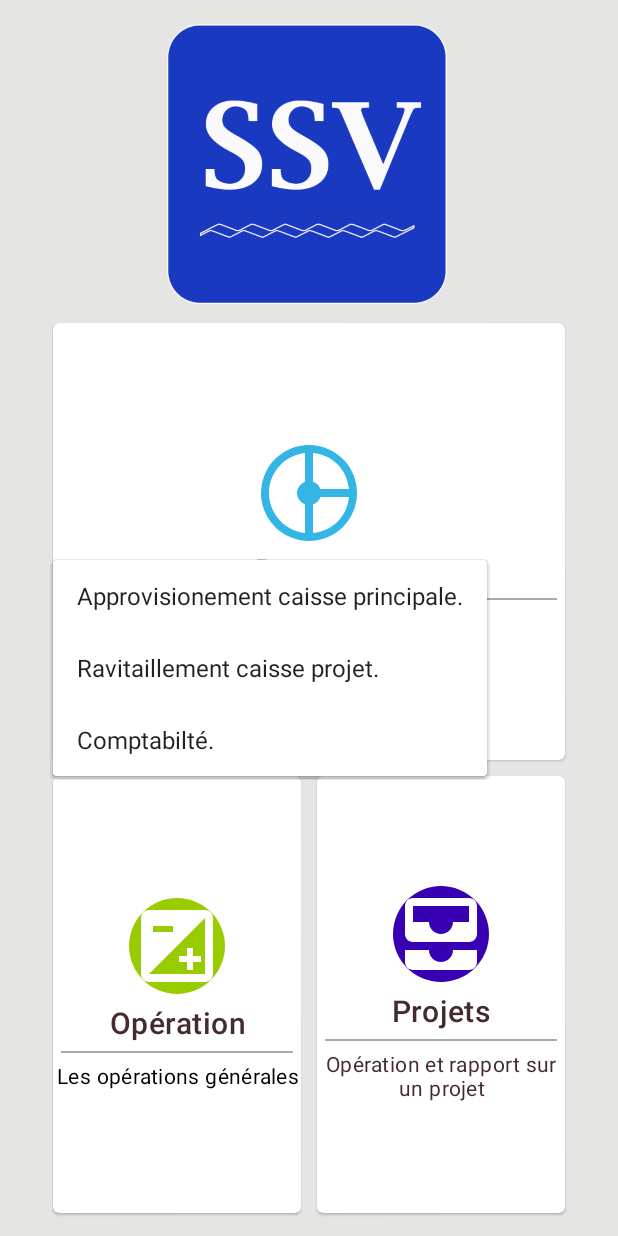
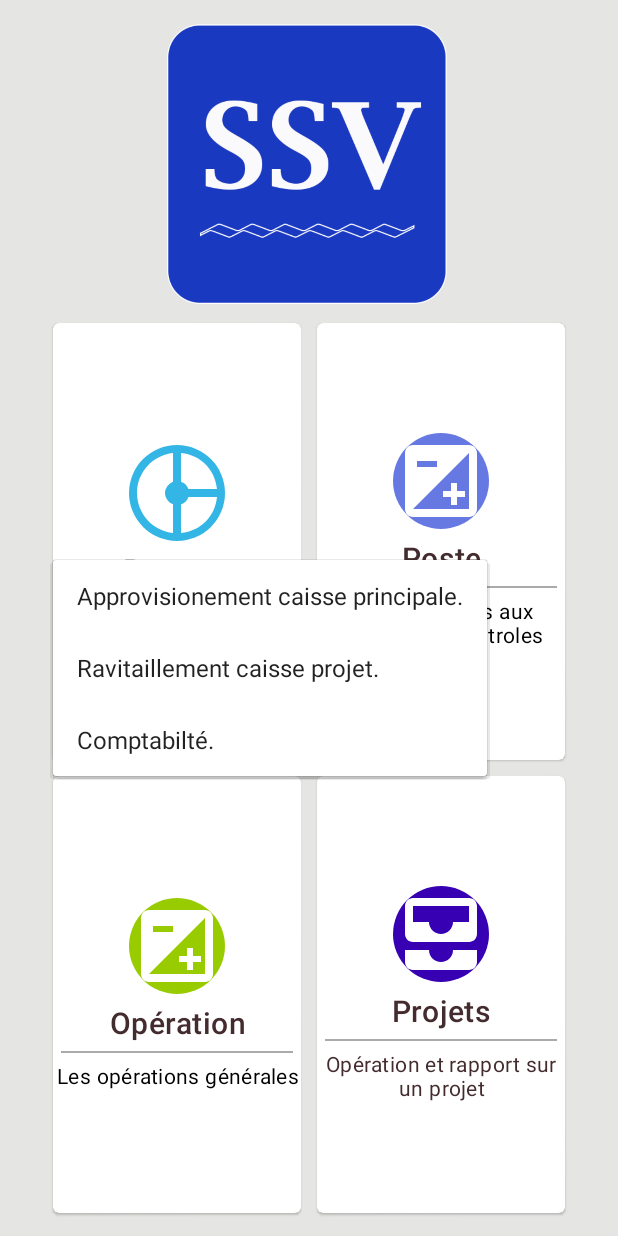
Before and after one commit to yanjulio/SSVProject, an Android app: the Menus_All screen opened directly, with no data from a screen before it, after a tap on "Opération", on a phone screen of 412 x 824 dp. Run offline under Robolectric (Android 15) with nearby library versions, the phone set to English and light mode, and no system bars; our stand-ins replace Room's generated code; 1 statement that could not run was skipped.

Commit message:
Mise à jour

```diff
--- a/SSVAPP/app/src/main/java/com/soft/ssvapp/Fragment_Menu/Fill_Projects/ProjectFagment/Ligne_Adapter.java
+++ b/SSVAPP/app/src/main/java/com/soft/ssvapp/Fragment_Menu/Fill_Projects/ProjectFagment/Ligne_Adapter.java
@@ -122,7 +122,7 @@ public class Ligne_Adapter extends BaseAdapter {
                         if (from_activity.equals("Nouveau"))
                         {
                             Nouveau_Projet nouveau_projet = (Nouveau_Projet)context;
-                            nouveau_projet.deleteLigne(entity_ligne);
+                            nouveau_projet.deleteLigne(position);
                         }
                         else
                         {
--- a/SSVAPP/app/src/main/java/com/soft/ssvapp/Fragment_Menu/Navigation/Menus_All.java
+++ b/SSVAPP/app/src/main/java/com/soft/ssvapp/Fragment_Menu/Navigation/Menus_All.java
@@ -50,6 +50,7 @@ public class Menus_All extends AppCompatActivity implements PopupMenu.OnMenuItem
     LinearLayout linearLayout_rapport;
     LinearLayout linearLayout_projet;
     LinearLayout linearLayout_operation_generales;
+    LinearLayout linearLayout_poste_controle;
     SharedPreferences prefs;
     String niveauUtilisateur = null;
     String username = null;
@@ -78,6 +79,7 @@ public class Menus_All extends AppCompatActivity implements PopupMenu.OnMenuItem
         linearLayout_projet = findViewById(R.id.linear_projet);
         linearLayout_rapport = findViewById(R.id.linear_rapport);
         linearLayout_operation_generales = findViewById(R.id.linear_operation);
+        linearLayout_poste_controle = findViewById(R.id.linear_poste_controle);
         progressBar = findViewById(R.id.progress_bar_menu_all);
 
 //        Toast.makeText(Menus_All.this, "Niveau utilisteur :" + niveauUtilisateur, Toast.LENGTH_LONG).show();
@@ -137,6 +139,28 @@ public class Menus_All extends AppCompatActivity implements PopupMenu.OnMenuItem
                 PopupMenu popupMenu_operation = new PopupMenu(Menus_All.this, v);
                 popupMenu_operation.setOnMenuItemClickListener(Menus_All.this);
                 popupMenu_operation.inflate(R.menu.menu_operation);
+                popupMenu_operation.show();
+                if (niveauUtilisateur.equals("UTILISATEUR"))
+                {
+                    MenuItem menuItem_comptabilite =
+                            popupMenu_operation.getMenu().findItem(R.id.item_comptabilite_operation);
+                    menuItem_comptabilite.setVisible(false);
+                    MenuItem menuItem_ravitaement  =
+                            popupMenu_operation.getMenu().findItem(R.id.item_ravitaement_operation);
+                    menuItem_ravitaement.setVisible(false);
+                    MenuItem menuItem_approvisionement =
+                            popupMenu_operation.getMenu().findItem(R.id.item_approvisionement_operation);
+                    menuItem_approvisionement.setVisible(false);
+                }
+            }
+        });
+
+        linearLayout_poste_controle.setOnClickListener(new View.OnClickListener() {
+            @Override
+            public void onClick(View v) {
+                PopupMenu popupMenu_operation = new PopupMenu(Menus_All.this, v);
+                popupMenu_operation.setOnMenuItemClickListener(Menus_All.this);
+                popupMenu_operation.inflate(R.menu.menu_poste_controle);
                 popupMenu_operation.show();
                 if (niveauUtilisateur.equals("UTILISATEUR"))
                 {
--- a/SSVAPP/app/src/main/java/com/soft/ssvapp/Fragment_Menu/Navigation/Projects.java
+++ b/SSVAPP/app/src/main/java/com/soft/ssvapp/Fragment_Menu/Navigation/Projects.java
@@ -206,17 +206,17 @@ public class Projects extends AppCompatActivity {
                             switch (response.code())
                             {
                                 case 404:
-                                    Toast.makeText(Projects.this, "server not found",  Toast.LENGTH_LONG).show();
+                                    Toast.makeText(Projects.this, "Serveur introuvable",  Toast.LENGTH_LONG).show();
                                     startActivity(new Intent(Projects.this, ErrorDeConnexionProjet.class)
                                             .putExtra(ErrorDeConnexionProjet.ERRORTYPE, "server not found."));
                                     break;
                                 case 500:
-                                    Toast.makeText(Projects.this, "server broken", Toast.LENGTH_LONG).show();
+                                    Toast.makeText(Projects.this, "Erreur serveur", Toast.LENGTH_LONG).show();
                                     startActivity(new Intent(Projects.this, ErrorDeConnexionProjet.class)
                                             .putExtra(ErrorDeConnexionProjet.ERRORTYPE, "server broken."));
                                     break;
                                 default:
-                                    Toast.makeText(Projects.this, "unknown error occured", Toast.LENGTH_LONG).show();
+                                    Toast.makeText(Projects.this, "Erreur inconnue", Toast.LENGTH_LONG).show();
                                     startActivity(new Intent(Projects.this, ErrorDeConnexionProjet.class)
                                             .putExtra(ErrorDeConnexionProjet.ERRORTYPE, "Erreur inconnue."));
                                     break;
--- a/SSVAPP/app/src/main/res/layout/fragment_menus__all.xml
+++ b/SSVAPP/app/src/main/res/layout/fragment_menus__all.xml
@@ -102,7 +102,7 @@
                 android:layout_width="0dp"
                 android:layout_weight="1"
                 android:layout_height="match_parent"
-                android:layout_marginRight="25dp"
+                android:layout_marginRight="5dp"
                 android:layout_marginTop="5dp"
                 android:layout_marginBottom="5dp"
                 android:layout_marginLeft="25dp">
@@ -141,6 +141,54 @@
                         android:text="Dashboard et rapport"
                         android:gravity="center"
                         android:textColor="@color/textColorPrimary"
+                        android:textAppearance="?attr/textAppearanceBody2"/>
+                </LinearLayout>
+
+            </com.google.android.material.card.MaterialCardView>
+
+            <com.google.android.material.card.MaterialCardView
+                android:layout_width="0dp"
+                android:layout_weight="1"
+                android:layout_height="match_parent"
+                android:layout_marginLeft="5dp"
+                android:layout_marginTop="5dp"
+                android:layout_marginBottom="5dp"
+                android:layout_marginRight="25dp">
+
+                <LinearLayout
+                    android:id="@+id/linear_poste_controle"
+                    android:layout_width="match_parent"
+                    android:layout_height="match_parent"
+                    android:orientation="vertical"
+                    android:gravity="center">
+
+                    <ImageView
+                        android:layout_width="64dp"
+                        android:layout_height="64dp"
+                        android:background="@drawable/shape_violet"
+                        android:src="@drawable/ic_baseline_exposure_24"/>
+
+                    <TextView
+                        android:layout_width="match_parent"
+                        android:layout_height="wrap_content"
+                        android:layout_marginTop="5dp"
+                        android:text="Poste"
+                        android:gravity="center"
+                        android:textColor="@color/textColorPrimary"
+                        android:textAppearance="?attr/textAppearanceHeadline6"/>
+
+                    <View
+                        android:layout_width="match_parent"
+                        android:layout_height="1dp"
+                        android:layout_margin="5dp"
+                        android:background="@android:color/darker_gray"/>
+
+                    <TextView
+                        android:layout_width="match_parent"
+                        android:layout_height="wrap_content"
+                        android:text="Les opérations aux postes des controles"
+                        android:gravity="center"
+                        android:textColor="@android:color/black"
                         android:textAppearance="?attr/textAppearanceBody2"/>
                 </LinearLayout>
 
--- /dev/null
+++ b/SSVAPP/app/src/main/res/menu/menu_poste_controle.xml
@@ -0,0 +1,13 @@
+<?xml version="1.0" encoding="utf-8"?>
+<menu xmlns:android="http://schemas.android.com/apk/res/android">
+
+    <item
+        android:id="@+id/item_operation_poste_controle"
+        android:title="Opération"/>
+
+    <item
+        android:id="@+id/item_relever_poste_controle"
+        android:title="Rélévé"/>
+
+
+</menu>
```
Also changed, not shown: SSVAPP/app/src/main/java/com/soft/ssvapp/Fragment_Menu/Fill_Projects/ProjectFagment/Nouveau_Projet.java (+6 -3 lines), SSVAPP/app/src/main/java/com/soft/ssvapp/Repositories/LigneVolatileRepository.java (+5 -3 lines), SSVAPP/app/src/main/java/com/soft/ssvapp/ViewModels/LigneVolatitileViewModel.java (+100 -98 lines).
